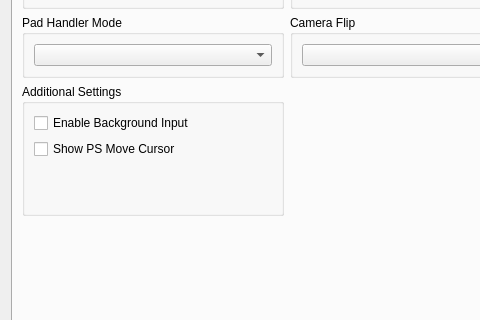
Above: rpcs3/rpcs3qt/settings_dialog.ui from RPCS3/rpcs3 before the change; both pictures show x 0 to 480 and y 238 to 558 of the 856 by 688 pixel window. Below: the same form after it.
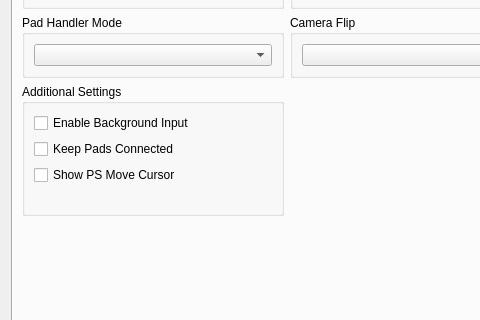
That is the form after the change. The open tabs and pages were chosen to show the change. Icons and pictures are not drawn.

Commit message: input: add option to keep pads connected

Diff of the .ui file:
```diff
--- a/rpcs3/rpcs3qt/settings_dialog.ui
+++ b/rpcs3/rpcs3qt/settings_dialog.ui
@@ -1810,6 +1810,13 @@
                </property>
               </widget>
              </item>
+             <item>
+              <widget class="QCheckBox" name="padConnectionBox">
+               <property name="text">
+                <string>Keep Pads Connected</string>
+               </property>
+              </widget>
+             </item>
              <item>
               <widget class="QCheckBox" name="showMoveCursorBox">
                <property name="text">
```
The commit also changes 6 other files.
